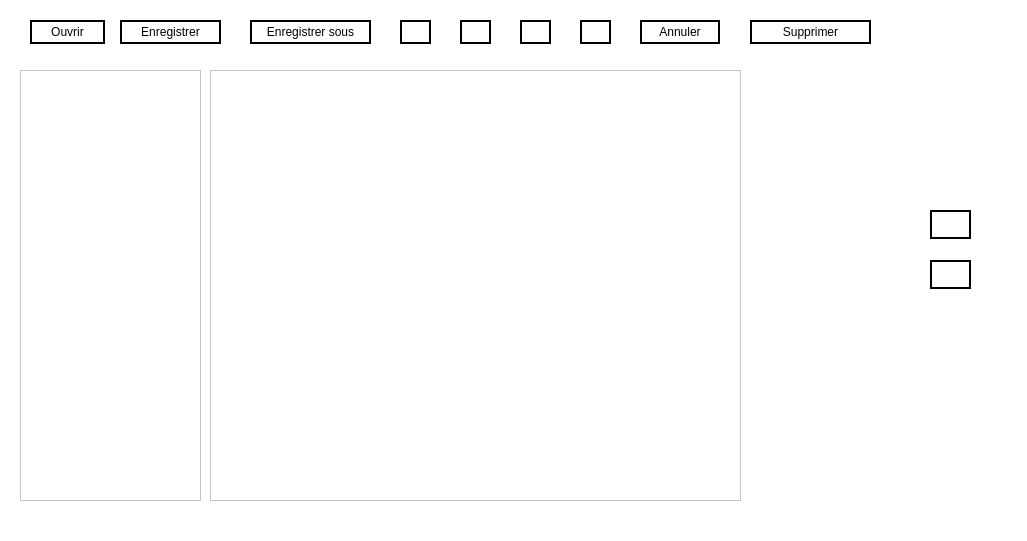
The window that imagedit.ui (NesrineGhannay/ImagEdit) describes before a commit, drawn with Qt 5.
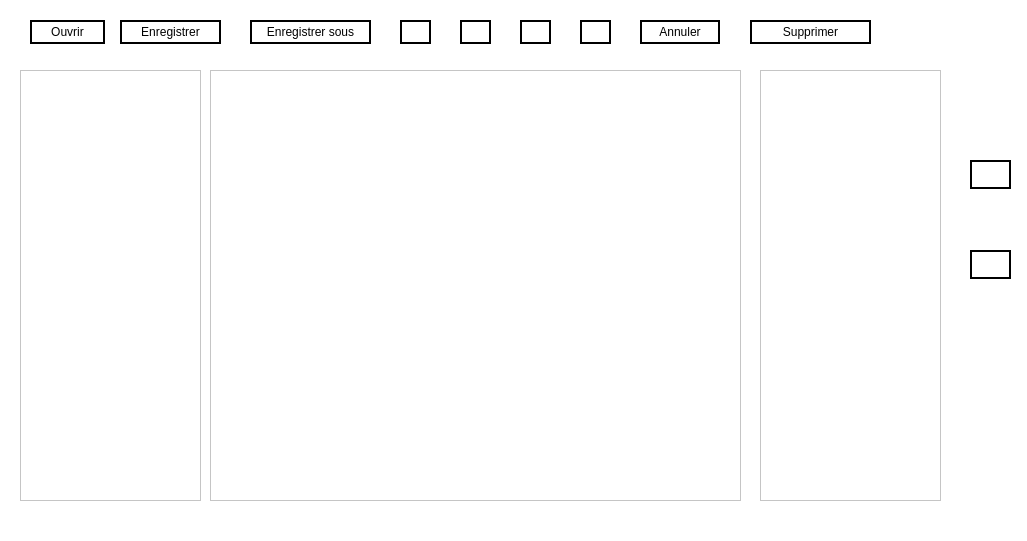
The same window after the commit. Icons and pictures are not drawn.

Commit message: debut de m'implémentation de la fenetre

Diff of the .ui file:
```diff
--- a/imagedit.ui
+++ b/imagedit.ui
@@ -251,8 +251,8 @@
    <widget class="QPushButton" name="filter">
     <property name="geometry">
      <rect>
-      <x>930</x>
-      <y>210</y>
+      <x>970</x>
+      <y>160</y>
       <width>41</width>
       <height>29</height>
      </rect>
@@ -271,8 +271,8 @@
    <widget class="QPushButton" name="rogner">
     <property name="geometry">
      <rect>
-      <x>930</x>
-      <y>260</y>
+      <x>970</x>
+      <y>250</y>
       <width>41</width>
       <height>29</height>
      </rect>
@@ -288,6 +288,16 @@
       <normaloff>:/icone_rogner.png</normaloff>:/icone_rogner.png</iconset>
     </property>
    </widget>
+   <widget class="QListWidget" name="library_2">
+    <property name="geometry">
+     <rect>
+      <x>760</x>
+      <y>70</y>
+      <width>181</width>
+      <height>431</height>
+     </rect>
+    </property>
+   </widget>
   </widget>
  </widget>
  <resources>
```
